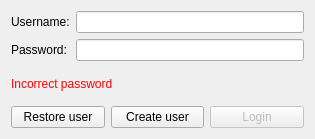
Above: cubepass/loginscreen.ui from kobus-v-schoor/cubepass before the change. Below: the same form after it.
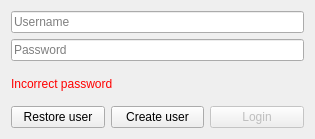
That is the form after the change.

Commit message: Ui changes, used text prefaces instead of labels.

Diff of the .ui file:
```diff
--- a/cubepass/loginscreen.ui
+++ b/cubepass/loginscreen.ui
@@ -16,42 +16,23 @@
   <property name="windowTitle">
    <string>CubePass - Login</string>
   </property>
-  <layout class="QVBoxLayout" name="verticalLayout_3">
-   <item>
-    <layout class="QHBoxLayout" name="horizontalLayout">
-     <item>
-      <layout class="QVBoxLayout" name="verticalLayout_2">
-       <item>
-        <widget class="QLabel" name="label">
-         <property name="text">
-          <string>Username:</string>
-         </property>
-        </widget>
-       </item>
-       <item>
-        <widget class="QLabel" name="label_2">
-         <property name="text">
-          <string>Password:</string>
-         </property>
-        </widget>
-       </item>
-      </layout>
-     </item>
-     <item>
       <layout class="QVBoxLayout" name="verticalLayout">
        <item>
-        <widget class="QLineEdit" name="edtUsername"/>
+    <widget class="QLineEdit" name="edtUsername">
+     <property name="placeholderText">
+      <string>Username</string>
+     </property>
+    </widget>
        </item>
        <item>
         <widget class="QLineEdit" name="edtPassword">
          <property name="echoMode">
           <enum>QLineEdit::Password</enum>
          </property>
-        </widget>
-       </item>
-      </layout>
-     </item>
-    </layout>
+     <property name="placeholderText">
+      <string>Password</string>
+     </property>
+    </widget>
    </item>
    <item>
     <widget class="QLabel" name="lblWarning">
```
Lines whose indentation alone changed are shown as unchanged. The commit also changes 7 other files.
